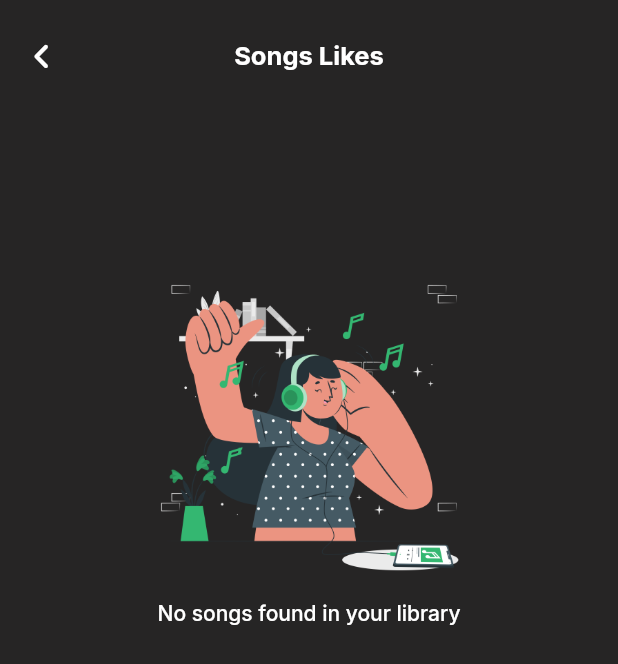
After one commit to franzrocha/MuSikat-App, a Flutter app: the UserLikeScreen screen opened directly, on a phone screen of 412 x 824 dp. The commit adds this screen. Shown: the top 664 px of the screen. Run offline on Flutter 3.47's test engine with Material 2 defaults, Android fonts, the phone set to English and light mode, and no system bars; our stand-ins replace cached_network_image, cloud_firestore, file_picker, firebase_auth, firebase_core, firebase_storage and 9 more; missing offline and left inert: cloud_firestore_web, firebase_auth_web, firebase_core_web, firebase_database_web, firebase_storage_web, image_picker_for_web and 1 more; accounts and stored records are empty; network calls fail.

Commit message:
can display all tracks in insight screen
removed must haves

```diff
--- a/lib/models/song_model.dart
+++ b/lib/models/song_model.dart
@@ -1,11 +1,12 @@
 import 'package:cloud_firestore/cloud_firestore.dart';
+import 'package:musikat_app/controllers/songs_controller.dart';
 
 class SongModel {
   final String songId, title, artist, fileName, audio, albumCover, genre, uid;
   final DateTime createdAt;
   final List<String> writers, producers, languages, description;
   final int playCount; // Added field
-
+  final int likeCount;
   SongModel({
     required this.songId,
     required this.title,
@@ -21,6 +22,7 @@ class SongModel {
     required this.languages,
     required this.description,
     required this.playCount, // Added field
+    required this.likeCount,
   });
 
   set rank(int rank) {}
@@ -46,6 +48,7 @@ class SongModel {
       description:
           (json['description'] as List<dynamic>?)?.cast<String>() ?? [],
       playCount: json['playCount'] ?? 0,
+      likeCount: json['likeCount'] ?? 0,
     );
   }
 
@@ -64,6 +67,7 @@ class SongModel {
         'languages': languages,
         'description': description,
         'playCount': playCount,
+        'likeCount': likeCount,
       };
 
   static Future<List<SongModel>> getSongs() async {
--- a/lib/music_player/music_player.dart
+++ b/lib/music_player/music_player.dart
@@ -1,4 +1,5 @@
 // ignore_for_file: use_build_context_synchronously
+import 'package:cloud_firestore/cloud_firestore.dart';
 import 'package:firebase_auth/firebase_auth.dart';
 import 'package:firebase_core/firebase_core.dart';
 import 'package:musikat_app/controllers/liked_songs_controller.dart';
@@ -276,6 +277,11 @@ class _MusicPlayerScreenState extends State<MusicPlayerScreen> {
                                   uid,
                                   widget.songs[currentIndex].songId,
                                 );
+                                await FirebaseFirestore.instance
+                                    .collection('songs')
+                                    .doc(widget.songs[currentIndex].songId)
+                                    .update(
+                                        {'likeCount': FieldValue.increment(1)});
                                 ToastMessage.show(
                                     context, 'Song added to liked songs');
                               } else {
@@ -283,6 +289,13 @@ class _MusicPlayerScreenState extends State<MusicPlayerScreen> {
                                   uid,
                                   widget.songs[currentIndex].songId,
                                 );
+                                await FirebaseFirestore.instance
+                                    .collection('songs')
+                                    .doc(widget.songs[currentIndex].songId)
+                                    .update({
+                                  'likeCount': FieldValue.increment(-1)
+                                });
+
                                 ToastMessage.show(
                                     context, 'Song removed from liked songs');
                               }
--- /dev/null
+++ b/lib/screens/home/artist_hub/user_like_screen.dart
@@ -0,0 +1,138 @@
+import 'package:cached_network_image/cached_network_image.dart';
+import 'package:cloud_firestore/cloud_firestore.dart';
+import 'package:firebase_auth/firebase_auth.dart';
+import 'package:musikat_app/controllers/songs_controller.dart';
+import 'package:musikat_app/controllers/liked_songs_controller.dart';
+
+import 'package:musikat_app/utils/exports.dart';
+
+import '../../../models/song_model.dart';
+
+class UserLikeScreen extends StatefulWidget {
+  const UserLikeScreen({Key? key}) : super(key: key);
+
+  @override
+  State<UserLikeScreen> createState() => _UserLikesScreenState();
+}
+
+class _UserLikesScreenState extends State<UserLikeScreen> {
+  final LikedSongsController _likedsongCon = LikedSongsController();
+  final SongsController _songCon = SongsController();
+
+  @override
+  Widget build(BuildContext context) {
+    return Scaffold(
+        appBar: appbar(context),
+        backgroundColor: musikatBackgroundColor,
+        body: Center(
+          child: StreamBuilder<List<SongModel>>(
+            stream: _songCon.getSongsStream(),
+            builder: (context, snapshot) {
+              if (!snapshot.hasData || snapshot.data == null) {
+                return const LoadingIndicator();
+              }
+
+              if (snapshot.hasError) {
+                return Center(child: Text('Error: ${snapshot.error}'));
+              }
+
+              if (snapshot.connectionState == ConnectionState.waiting) {
+                return const LoadingIndicator();
+              } else {
+                final songs = snapshot.data!
+                    .where((song) =>
+                        song.uid == FirebaseAuth.instance.currentUser?.uid)
+                    .toList();
+
+                return songs.isEmpty
+                    ? Padding(
+                        padding: const EdgeInsets.symmetric(vertical: 70),
+                        child: Column(
+                          children: [
+                            Padding(
+                              padding: const EdgeInsets.only(top: 25),
+                              child: Image.asset("assets/images/no_music.png",
+                                  width: 230, height: 230),
+                            ),
+                            Text(
+                              "No songs found in your library",
+                              style: GoogleFonts.inter(
+                                  color: Colors.white,
+                                  fontWeight: FontWeight.w500),
+                            ),
+                            const SizedBox(height: 40),
+                          ],
+                        ),
+                      )
+                    : ListView.builder(
+                        itemCount: songs.length,
+                        itemBuilder: (context, index) {
+                          final song = songs[index];
+                          // final likesCount = _likedsongCon.countLikedSongs();
+
+                          return ListTile(
+                            title: Text(
+                              song.title,
+                              maxLines: 1,
+                              overflow: TextOverflow.ellipsis,
+                              style: GoogleFonts.inter(
+                                color: Colors.white,
+                                fontSize: 16,
+                              ),
+                            ),
+                            subtitle: Text(
+                              song.artist,
+                              style: GoogleFonts.inter(
+                                color: Colors.white.withOpacity(0.5),
+                                fontSize: 14,
+                              ),
+                            ),
+                            leading: Container(
+                              width: 50,
+                              height: 50,
+                              decoration: BoxDecoration(
+                                image: DecorationImage(
+                                  image: CachedNetworkImageProvider(
+                                      song.albumCover),
+                                  fit: BoxFit.cover,
+                                ),
+                              ),
+                            ),
+                            trailing: Text(
+                              song.likeCount.toString(),
+                              style: const TextStyle(
+                                fontSize: 16,
+                                color: Colors.white,
+                              ),
+                            ),
+                          );
+                        },
+                      );
+              }
+            },
+          ),
+        ));
+  }
+
+  AppBar appbar(BuildContext context) {
+    return AppBar(
+      toolbarHeight: 75,
+      centerTitle: true,
+      title: Text("Songs Likes",
+          style: GoogleFonts.inter(
+              color: Colors.white, fontSize: 17, fontWeight: FontWeight.bold)),
+      elevation: 0.0,
+      backgroundColor: Colors.transparent,
+      automaticallyImplyLeading: false,
+      leading: IconButton(
+        onPressed: () {
+          Navigator.pop(context);
+        },
+        icon: const FaIcon(
+          FontAwesomeIcons.angleLeft,
+          size: 20,
+        ),
+      ),
+    );
+  }
+}
--- a/lib/widgets/song_bottom_field.dart
+++ b/lib/widgets/song_bottom_field.dart
@@ -1,4 +1,5 @@
 // ignore_for_file: use_build_context_synchronously
+import 'package:cloud_firestore/cloud_firestore.dart';
 import 'package:firebase_auth/firebase_auth.dart';
 import 'package:musikat_app/controllers/liked_songs_controller.dart';
 import 'package:musikat_app/controllers/playlist_controller.dart';
@@ -229,12 +230,22 @@ class _SongBottomFieldState extends State<SongBottomField> {
             uid,
             widget.song.songId,
           );
+          await FirebaseFirestore.instance
+              .collection('songs')
+              .doc(widget.song.songId)
+              .update({'likeCount': FieldValue.increment(1)});
+
           ToastMessage.show(context, 'Song added to liked songs');
         } else {
           await _likedCon.removeLikedSong(
             uid,
             widget.song.songId,
           );
+          await FirebaseFirestore.instance
+              .collection('songs')
+              .doc(widget.song.songId)
+              .update({'likeCount': FieldValue.increment(-1)});
+
           ToastMessage.show(context, 'Song removed from liked songs');
         }
       },
```
Also changed, not shown: lib/controllers/songs_controller.dart (+9 -0 lines), lib/screens/home/artist_hub/insights_screen.dart (+10 -1 lines), lib/screens/home/profile/liked_songs_screen.dart (+7 -0 lines), 1 other file.
